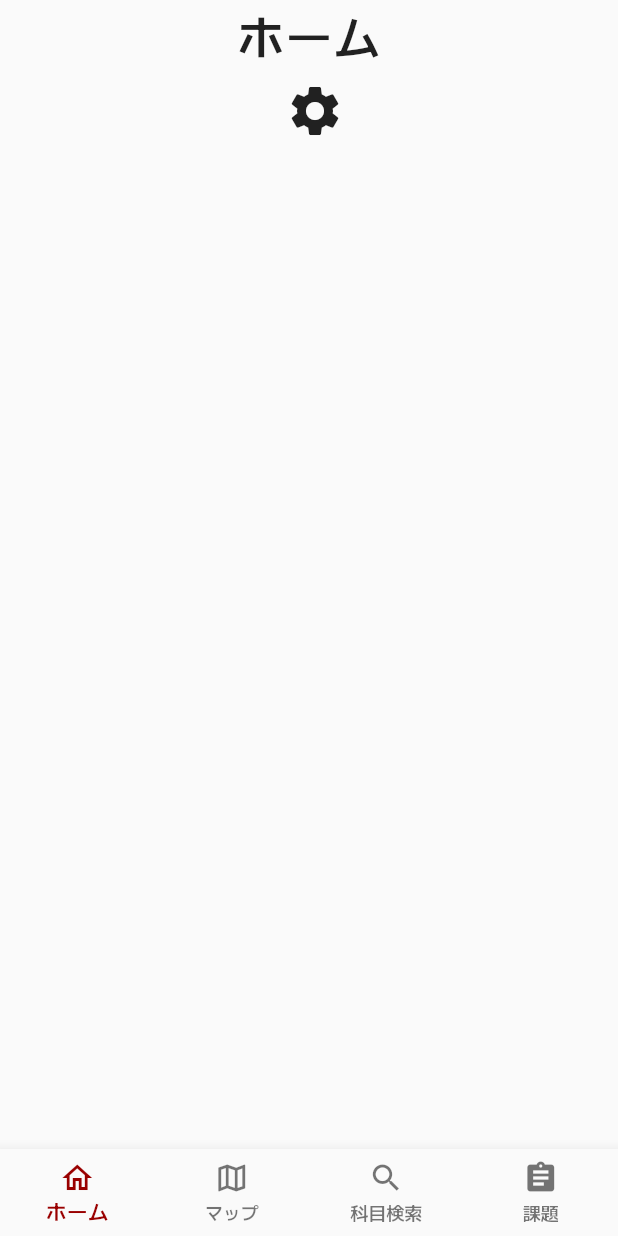
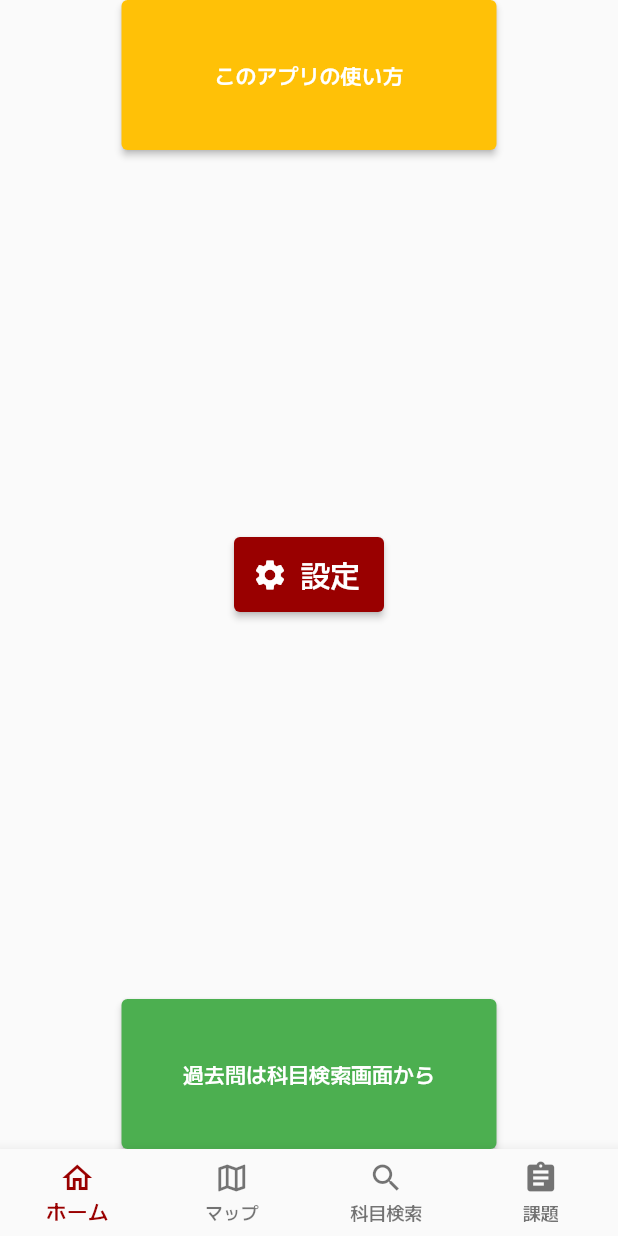
Before and after one commit to Swift2023-Group-C/flutter_app, a Flutter app: the screen it shows after launch, on a phone screen of 412 x 824 dp. Run offline on Flutter 3.47's test engine with Material 2 defaults, Android fonts, the phone set to English and light mode, and no system bars; our stand-ins replace cloud_firestore, convert, firebase_core, firebase_database, firebase_storage, flutter_dotenv and 7 more; missing offline and left inert: flutter_pdfview; accounts and stored records are empty; generated files the repository leaves out were written again; project files that could hold a hidden picture were left out.

Commit message:
ホーム画面にガイド的なやつ追加してみた

```diff
--- a/lib/app.dart
+++ b/lib/app.dart
@@ -112,6 +112,7 @@ class _MyStatefulWidgetState extends State<MyStatefulWidget> {
         onTap: _onItemTapped,
         items: _bottomNavigationBarIcon,
         type: BottomNavigationBarType.fixed,
-        ));
+      ),
+    );
   }
 }
--- a/lib/screens/home.dart
+++ b/lib/screens/home.dart
@@ -1,5 +1,7 @@
 import 'package:flutter/material.dart';
+import 'package:flutter_app/screens/kamoku.dart';
 import 'package:flutter_app/screens/setting.dart';
+import 'package:flutter_app/screens/app_usage_guide.dart';
 
 class HomeScreen extends StatelessWidget {
   const HomeScreen({Key? key}) : super(key: key);
@@ -9,13 +11,41 @@ class HomeScreen extends StatelessWidget {
     return Scaffold(
       body: Center(
         child: Column(
+          mainAxisAlignment: MainAxisAlignment.center,
           children: [
-          const Text('ホーム', style: TextStyle(fontSize: 32.0)),
-          IconButton(
-            icon: const Icon(
-              Icons.settings,
-              size: 40,
+            //const Text('ホーム', style: TextStyle(fontSize: 32.0)),
+            ElevatedButton(
+              onPressed: () {
+                Navigator.of(context).push(
+                  PageRouteBuilder(
+                    pageBuilder: (context, animation, secondaryAnimation) {
+                      return const AppGuideScreen();
+                    },
+                    transitionsBuilder:
+                        (context, animation, secondaryAnimation, child) {
+                      const Offset begin = Offset(0.0, 1.0);
+                      const Offset end = Offset.zero;
+                      final Animatable<Offset> tween =
+                          Tween(begin: begin, end: end)
+                              .chain(CurveTween(curve: Curves.easeInOut));
+                      final Animation<Offset> offsetAnimation =
+                          animation.drive(tween);
+                      return SlideTransition(
+                        position: offsetAnimation,
+                        child: child,
+                      );
+                    },
                   ),
+                );
+              },
+              style: ElevatedButton.styleFrom(
+                backgroundColor: Colors.amber,
+                fixedSize: const Size(250, 100),
+              ),
+              child: const Text('このアプリの使い方'),
+            ),
+            const Spacer(),
+            ElevatedButton.icon(
               onPressed: () {
                 Navigator.of(context).push(
                   PageRouteBuilder(
@@ -39,9 +69,27 @@ class HomeScreen extends StatelessWidget {
                   ),
                 );
               },
+              icon: const Icon(Icons.settings),
+              label: const Text(
+                '設定',
+                style: TextStyle(fontSize: 20),
+              ),
+              style: ElevatedButton.styleFrom(
+                fixedSize: const Size(100, 50),
+              ),
+            ),
+            const Spacer(),
+            ElevatedButton(
+              onPressed: () {},
+              style: ElevatedButton.styleFrom(
+                backgroundColor: Colors.green,
+                fixedSize: const Size(250, 100),
+              ),
+              child: const Text('過去問は科目検索画面から'),
             ),
           ],
-      )),
+        ),
+      ),
     );
   }
 }
```
Also changed, not shown: lib/screens/app_usage_guide.dart (added, +57 -0 lines). Lines whose indentation alone changed are shown as unchanged.
